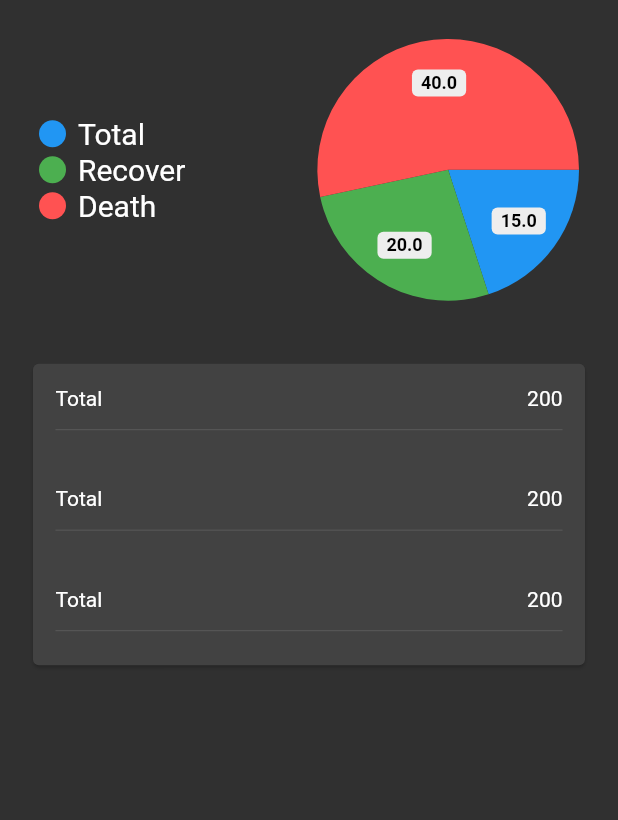
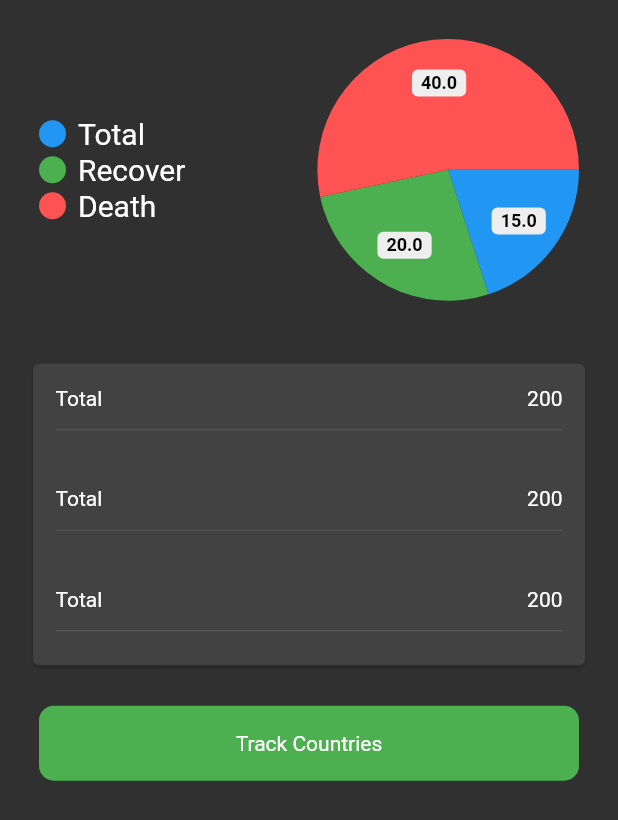
Before and after one commit to najmulmyself/CovidTracker, a Flutter app: the screen it shows after launch, on a phone screen of 412 x 824 dp. Shown: the top 820 px of the screen. Run offline on Flutter 3.47's test engine with Material 2 defaults, Android fonts, the phone set to English and light mode, and no system bars; drawn by our look-alikes of pie_chart.

```diff
--- a/lib/screen/world_stat.dart
+++ b/lib/screen/world_stat.dart
@@ -57,6 +57,20 @@ class _WorldStatState extends State<WorldStat> {
                 ],
               ),
             ),
+            SizedBox(
+              height: 15,
+            ),
+            Padding(
+              padding: const EdgeInsets.all(8.0),
+              child: Container(
+                height: 50,
+                decoration: BoxDecoration(
+                  color: Colors.green,
+                  borderRadius: BorderRadius.circular(10),
+                ),
+                child: Center(child: Text('Track Countries')),
+              ),
+            )
           ],
         ),
       )),
```
